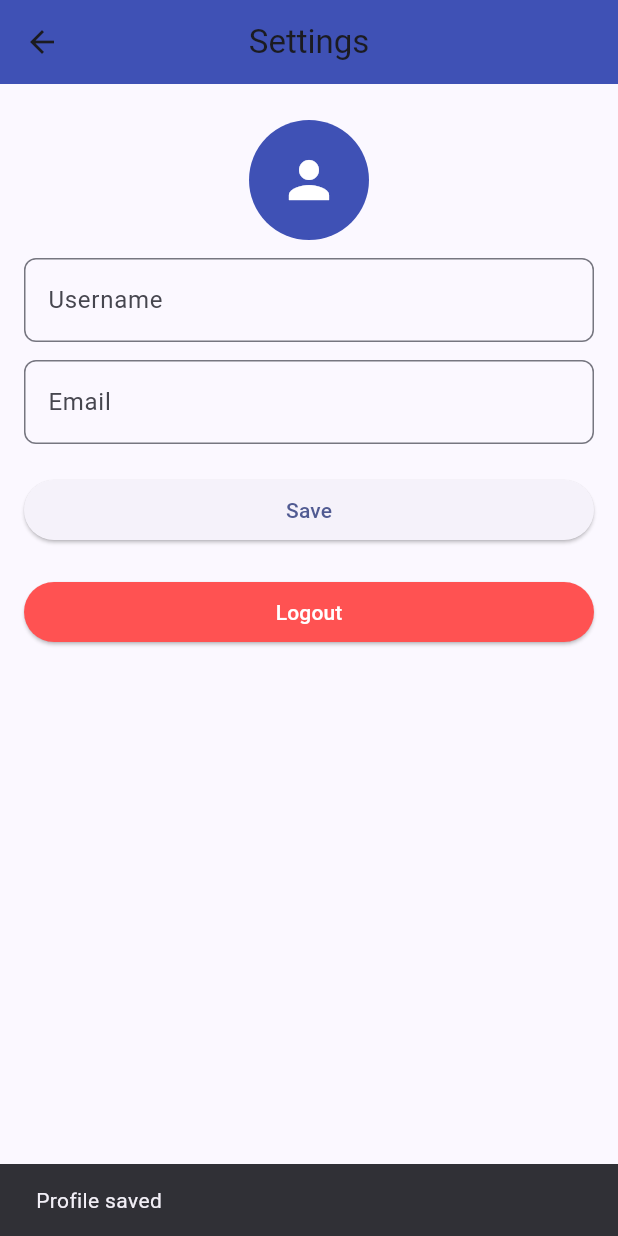
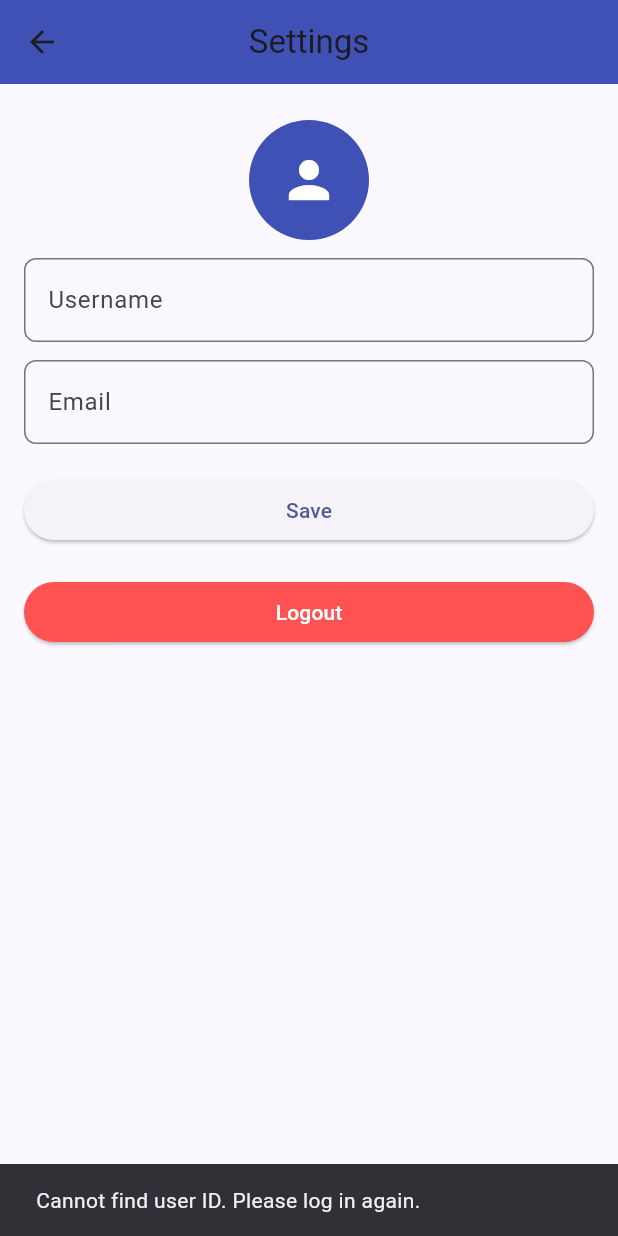
Before and after one commit to haveagrapeday/sche_do_project, a Flutter app: the SettingPage screen opened directly, after a tap on "Save", on a phone screen of 412 x 824 dp. Run offline on Flutter 3.47's test engine with Material 3 defaults, Android fonts, the phone set to English and light mode, and no system bars; our stand-ins replace shared_preferences; accounts and stored records are empty; network calls fail.

Commit message:
add email column

```diff
--- a/flutter_app/lib/login_page.dart
+++ b/flutter_app/lib/login_page.dart
@@ -74,6 +74,9 @@ class _LoginPageState extends State<LoginPage> {
           await prefs.setString('username', username);
           if (data['user_id'] != null) {
             await prefs.setString('user_id', data['user_id'].toString());
+          }
+          if (data['email'] != null) {
+            await prefs.setString('email', data['email']);
           }
 
           if (!mounted) return;
--- a/flutter_app/lib/register_page.dart
+++ b/flutter_app/lib/register_page.dart
@@ -57,6 +57,9 @@ class _RegisterPageState extends State<RegisterPage> {
           final prefs = await SharedPreferences.getInstance();
           await prefs.setString('username', _usernameController.text.trim());
           await prefs.setString('email', _emailController.text.trim());
+          if (data['user_id'] != null) {
+            await prefs.setString('user_id', data['user_id'].toString());
+          }
 
           if (!mounted) return;
           Navigator.pushReplacement(
--- a/flutter_app/lib/setting_page.dart
+++ b/flutter_app/lib/setting_page.dart
@@ -1,4 +1,7 @@
+import 'dart:convert';
+
 import 'package:flutter/material.dart';
+import 'package:http/http.dart' as http;
 import 'package:shared_preferences/shared_preferences.dart';
 
 import 'login_page.dart';
@@ -43,12 +46,55 @@ class _SettingPageState extends State<SettingPage> {
 
   Future<void> _saveProfile() async {
     final prefs = await SharedPreferences.getInstance();
-    await prefs.setString('email', _emailCtrl.text.trim());
+    final userId = prefs.getString('user_id');
+    final email = _emailCtrl.text.trim();
 
-    if (!mounted) return;
-    ScaffoldMessenger.of(
-      context,
-    ).showSnackBar(const SnackBar(content: Text('Profile saved')));
+    if (userId == null || userId.isEmpty) {
+      if (!mounted) return;
+      ScaffoldMessenger.of(context).showSnackBar(
+        const SnackBar(
+          content: Text('Cannot find user ID. Please log in again.'),
+        ),
+      );
+      return;
+    }
+
+    try {
+      final url = Uri.parse(
+        'http://10.0.2.2/sche_do_project/backend_api/update_user.php',
+      );
+      final response = await http.post(
+        url,
+        body: {'user_id': userId, 'email': email},
+      );
+
+      if (response.statusCode == 200) {
+        final data = json.decode(response.body);
+        if (data['success'] == true) {
+          await prefs.setString('email', email);
+          if (!mounted) return;
+          ScaffoldMessenger.of(
+            context,
+          ).showSnackBar(const SnackBar(content: Text('Profile saved')));
+          return;
+        }
+
+        if (!mounted) return;
+        ScaffoldMessenger.of(context).showSnackBar(
+          SnackBar(content: Text(data['message'] ?? 'Unable to save')),
+        );
+      } else {
+        if (!mounted) return;
+        ScaffoldMessenger.of(context).showSnackBar(
+          SnackBar(content: Text('Server error: ${response.statusCode}')),
+        );
+      }
+    } catch (e) {
+      if (!mounted) return;
+      ScaffoldMessenger.of(
+        context,
+      ).showSnackBar(SnackBar(content: Text('Error: $e')));
+    }
   }
 
   Future<void> _logout() async {
```
Also changed, not shown: 3 other files.
